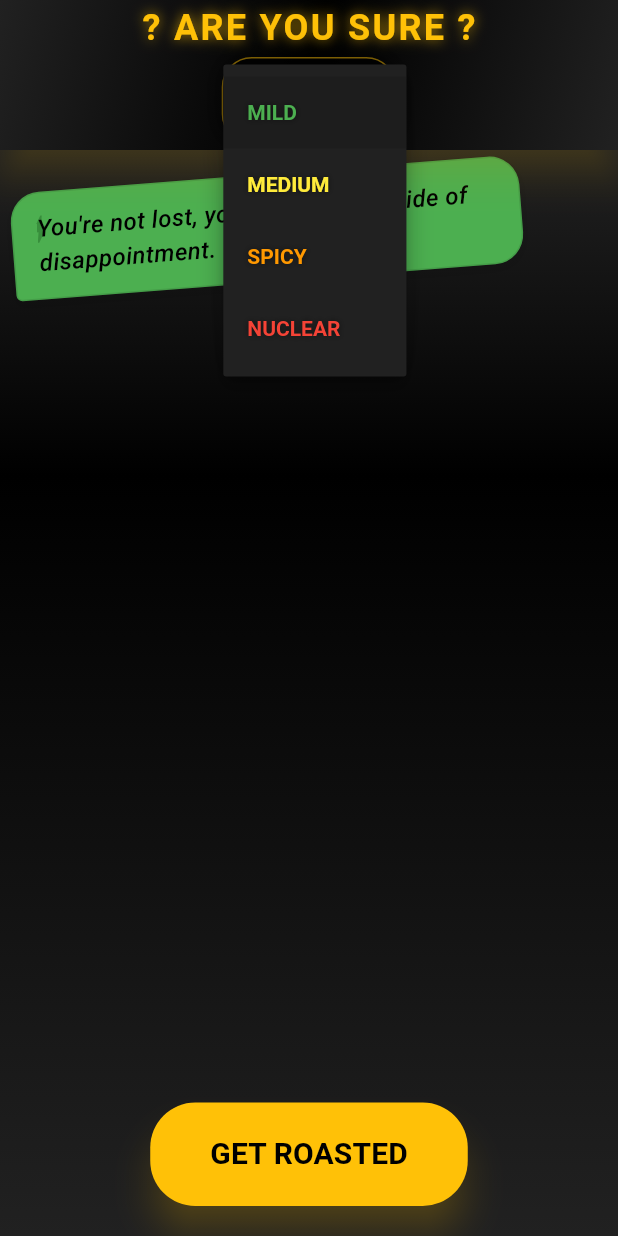
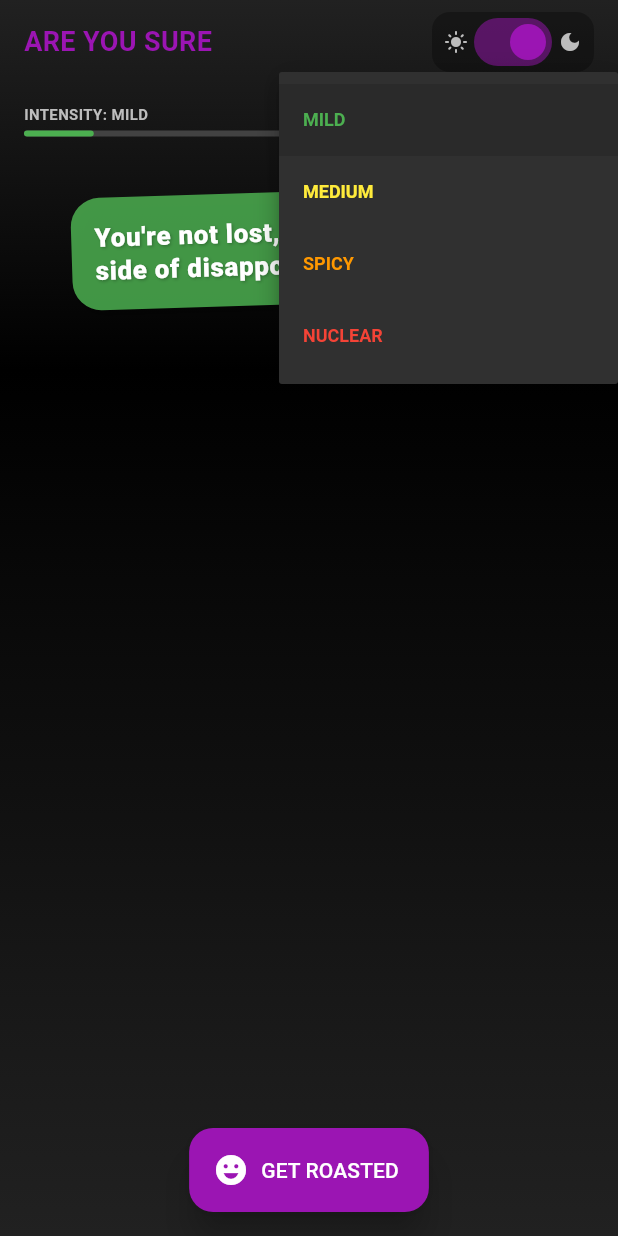
Before and after one commit to MojtabaDwiek/AreYouSure, a Flutter app: the screen it shows after launch, after a tap on "GET ROASTED", after a tap on "MILD", on a phone screen of 412 x 824 dp. Run offline on Flutter 3.47's test engine with Material 3 defaults, Android fonts, the phone set to English and light mode, and no system bars; Roboto replaces fonts that are missing (ComicSans).

Commit message:
text fixes

```diff
--- a/lib/screens/chat_screen.dart
+++ b/lib/screens/chat_screen.dart
@@ -1,8 +1,8 @@
 import 'dart:math';
+
 import 'package:flutter/material.dart';
 import 'package:areyousure/data/insults.dart';
 import 'package:areyousure/models/message.dart';
-import 'package:areyousure/widgets/insult_bubble.dart';
 
 class ChatScreen extends StatefulWidget {
   const ChatScreen({super.key});
@@ -16,36 +16,23 @@ class _ChatScreenState extends State<ChatScreen> with SingleTickerProviderStateM
   String _currentLevel = 'mild';
   final List<String> _roastLevels = ['mild', 'medium', 'spicy', 'nuclear'];
   late HybridInsultGenerator _insultGenerator;
-  late AnimationController _animationController;
-  late Animation<double> _scaleAnimation;
+  final ScrollController _scrollController = ScrollController();
+  bool _isDarkMode = true;
+  bool _isTyping = false;
 
   @override
   void initState() {
     super.initState();
     _insultGenerator = HybridInsultGenerator();
-
-    _animationController = AnimationController(
-      vsync: this,
-      duration: const Duration(milliseconds: 500),
-    );
-
-    _scaleAnimation = Tween<double>(begin: 0.95, end: 1.0).animate(
-      CurvedAnimation(
-        parent: _animationController,
-        curve: Curves.easeOutBack,
-      ),
-    );
-
-    _animationController.repeat(reverse: true);
   }
 
-  @override
-  void dispose() {
-    _animationController.dispose();
-    super.dispose();
-  }
+  void _addInsult() async {
+    setState(() {
+      _isTyping = true;
+    });
 
-  void _addInsult() {
+    await Future.delayed(const Duration(seconds: 2));
+
     final insult = _insultGenerator.generateInsult(level: _currentLevel);
 
     setState(() {
@@ -54,7 +41,15 @@ class _ChatScreenState extends State<ChatScreen> with SingleTickerProviderStateM
         isUser: false,
         level: _currentLevel,
       ));
+      _isTyping = false;
     });
+
+    await Future.delayed(const Duration(milliseconds: 100));
+    _scrollController.animateTo(
+      _scrollController.position.maxScrollExtent,
+      duration: const Duration(milliseconds: 400),
+      curve: Curves.easeOut,
+    );
   }
 
   void _changeRoastLevel(String? newLevel) {
@@ -69,98 +64,124 @@ class _ChatScreenState extends State<ChatScreen> with SingleTickerProviderStateM
         ));
       });
 
-      _animationController.reset();
-      _animationController.forward();
+      Future.delayed(const Duration(milliseconds: 100), () {
+        _scrollController.animateTo(
+          _scrollController.position.maxScrollExtent,
+          duration: const Duration(milliseconds: 400),
+          curve: Curves.easeOut,
+        );
+      });
     }
   }
 
   Color _getLevelColor(String level) {
     switch (level) {
-      case 'mild': return Colors.green;
-      case 'medium': return Colors.yellow;
-      case 'spicy': return Colors.orange;
-      case 'nuclear': return Colors.red;
-      default: return Colors.amber;
+      case 'mild':
+        return Colors.green;
+      case 'medium':
+        return Colors.yellow;
+      case 'spicy':
+        return Colors.orange;
+      case 'nuclear':
+        return Colors.red;
+      default:
+        return Colors.amber;
     }
   }
 
-  @override
-  Widget build(BuildContext context) {
-    return Scaffold(
-      backgroundColor: Colors.grey[900],
-      appBar: AppBar(
-        centerTitle: true,
-        title: AnimatedBuilder(
-          animation: _scaleAnimation,
-          builder: (context, child) {
-            return Transform.scale(
-              scale: _scaleAnimation.value,
+  Widget _buildHeader() {
+    return Padding(
+      padding: const EdgeInsets.symmetric(horizontal: 16.0, vertical: 8.0),
       child: Column(
+        children: [
+          Row(
+            mainAxisAlignment: MainAxisAlignment.spaceBetween,
+            children: [
+              Text(
+                'ARE YOU SURE',
+                style: TextStyle(
+                  fontSize: 18,
+                  fontWeight: FontWeight.bold,
+                  color: const Color.fromARGB(255, 155, 21, 179),
+                ),
+              ),
+              Container(
+                decoration: BoxDecoration(
+                  color: Colors.black.withOpacity(0.3),
+                  borderRadius: BorderRadius.circular(12),
+                ),
+                padding: const EdgeInsets.symmetric(horizontal: 8),
+                child: Row(
                   mainAxisSize: MainAxisSize.min,
                   children: [
+                    Icon(Icons.light_mode, color: Colors.grey[400], size: 16),
+                    Switch(
+                      value: _isDarkMode,
+                      onChanged: (val) => setState(() => _isDarkMode = val),
+                      activeColor: const Color.fromARGB(255, 155, 21, 179),
+                      materialTapTargetSize: MaterialTapTargetSize.shrinkWrap,
+                    ),
+                    Icon(Icons.dark_mode, color: Colors.grey[400], size: 16),
+                  ],
+                ),
+              ),
+            ],
+          ),
+          const SizedBox(height: 8),
+          Row(
+            children: [
+              Expanded(
+                child: Column(
+                  crossAxisAlignment: CrossAxisAlignment.start,
+                  children: [
                     Text(
-                    '? ARE YOU SURE ?',
+                      'INTENSITY: ${_currentLevel.toUpperCase()}',
                       style: TextStyle(
-                      fontSize: 24,
+                        color: Colors.grey[400],
+                        fontSize: 10,
                         fontWeight: FontWeight.bold,
-                      letterSpacing: 1.5,
-                      color: Colors.amber,
-                      shadows: [
-                        Shadow(
-                          blurRadius: 10,
-                          color: Colors.amber.withOpacity(0.7),
+                      ),
+                    ),
+                    const SizedBox(height: 4),
+                    LinearProgressIndicator(
+                      value: (_roastLevels.indexOf(_currentLevel) + 1) / _roastLevels.length,
+                      backgroundColor: Colors.grey[800],
+                      color: _getLevelColor(_currentLevel),
+                      minHeight: 4,
+                      borderRadius: BorderRadius.circular(2),
                     ),
                   ],
                 ),
               ),
-                  const SizedBox(height: 4),
-                  Container(
-                    padding: const EdgeInsets.symmetric(horizontal: 16, vertical: 4),
-                    decoration: BoxDecoration(
-                      color: Colors.black.withOpacity(0.7),
-                      borderRadius: BorderRadius.circular(20),
-                      border: Border.all(
-                        color: Colors.amber.withOpacity(0.5),
-                        width: 1,
+              const SizedBox(width: 8),
+              Expanded(
+                child: DropdownButtonFormField<String>(
+                  value: _currentLevel,
+                  dropdownColor: Colors.grey[850],
+                  decoration: InputDecoration(
+                    filled: true,
+                    fillColor: Colors.black.withOpacity(0.3),
+                    border: OutlineInputBorder(
+                      borderRadius: BorderRadius.circular(8),
+                      borderSide: BorderSide.none,
                     ),
-                      boxShadow: [
-                        BoxShadow(
-                          color: Colors.black.withOpacity(0.5),
-                          blurRadius: 10,
-                          spreadRadius: 2,
+                    contentPadding: const EdgeInsets.symmetric(horizontal: 12, vertical: 8),
                   ),
-                      ],
-                    ),
-                    child: DropdownButton<String>(
-                      value: _currentLevel,
-                      dropdownColor: Colors.grey[900],
-                      icon: Icon(Icons.arrow_drop_down, color: Colors.amber, size: 20),
-                      underline: Container(),
+                  icon: const Icon(Icons.arrow_drop_down, color: Colors.white, size: 16),
                   style: TextStyle(
                     color: _getLevelColor(_currentLevel),
-                        fontSize: 14,
+                    fontSize: 12,
                     fontWeight: FontWeight.bold,
-                        shadows: [
-                          Shadow(
-                            blurRadius: 5,
-                            color: Colors.black.withOpacity(0.5),
                   ),
-                        ],
-                      ),
-                      items: _roastLevels.map((String level) {
+                  items: _roastLevels.map((level) {
                     return DropdownMenuItem<String>(
                       value: level,
                       child: Text(
                         level.toUpperCase(),
                         style: TextStyle(
                           color: _getLevelColor(level),
+                          fontSize: 12,
                           fontWeight: FontWeight.bold,
-                              shadows: [
-                                Shadow(
-                                  blurRadius: 5,
-                                  color: Colors.black.withOpacity(0.5),
-                                ),
-                              ],
                         ),
                       ),
                     );
@@ -170,94 +191,61 @@ class _ChatScreenState extends State<ChatScreen> with SingleTickerProviderStateM
               ),
             ],
           ),
-            );
-          },
-        ),
-        backgroundColor: Colors.black,
-        elevation: 10,
-        shadowColor: Colors.amber.withOpacity(0.3),
-        toolbarHeight: 100,
-        flexibleSpace: Container(
-          decoration: BoxDecoration(
-            gradient: LinearGradient(
-              begin: Alignment.topLeft,
-              end: Alignment.bottomRight,
-              colors: [
-                Colors.grey[900]!,
-                Colors.black,
-                Colors.grey[900]!,
         ],
       ),
+    );
+  }
+
+  @override
+  Widget build(BuildContext context) {
+    return Scaffold(
+      backgroundColor: _isDarkMode ? Colors.grey[900] : Colors.white,
+      floatingActionButton: FloatingActionButton.extended(
+        onPressed: _addInsult,
+        label: const Text('GET ROASTED'),
+        icon: const Icon(Icons.emoji_emotions),
+        backgroundColor: const Color.fromARGB(255, 155, 21, 179),
+        foregroundColor: Colors.white,
+        elevation: 10,
       ),
-        ),
-      ),
-      body: Container(
+      floatingActionButtonLocation: FloatingActionButtonLocation.centerFloat,
+      body: SafeArea(
+        child: Container(
           decoration: BoxDecoration(
             gradient: LinearGradient(
               begin: Alignment.topCenter,
               end: Alignment.bottomCenter,
-            colors: [
-              Colors.grey[900]!,
-              Colors.black,
-              Colors.grey[900]!,
-            ],
+              colors: _isDarkMode
+                  ? [Colors.grey[900]!, Colors.black, Colors.grey[900]!]
+                  : [Colors.grey[200]!, Colors.white, Colors.grey[200]!],
               stops: const [0.0, 0.3, 1.0],
             ),
           ),
           child: Column(
             children: [
+              _buildHeader(),
               Expanded(
-              child: SingleChildScrollView(
-                child: Center(
-                  child: Column(
-                    mainAxisAlignment: MainAxisAlignment.center,
-                    children: [
-                      if (_messages.isEmpty)
-                        Padding(
-                          padding: const EdgeInsets.all(20.0),
-                          child: Text(
-                            'Press the button to get roasted!',
-                            style: TextStyle(
-                              color: Colors.grey[500],
-                              fontSize: 18,
-                            ),
-                          ),
-                        ),
-                      ..._messages.map((message) => BounceMessage(
+                child: ListView.builder(
+                  controller: _scrollController,
+                  padding: const EdgeInsets.only(bottom: 100, top: 4),
+                  itemCount: _messages.length + (_isTyping ? 1 : 0),
+                  itemBuilder: (context, index) {
+                    if (_isTyping && index == _messages.length) {
+                      return const Padding(
+                        padding: EdgeInsets.symmetric(vertical: 12.0),
+                        child: TypingIndicator(),
+                      );
+                    }
+                    final message = _messages[index];
+                    return BounceMessage(
                       message: message,
                       level: message.level ?? '',
-                          )),
-                      const SizedBox(height: 80), // Space for button
-                    ],
-                  ),
-                ),
-              ),
-            ),
-            Padding(
-              padding: const EdgeInsets.all(20.0),
-              child: ElevatedButton(
-                onPressed: _addInsult,
-                style: ElevatedButton.styleFrom(
-                  backgroundColor: Colors.amber,
-                  padding: const EdgeInsets.symmetric(
-                      horizontal: 40, vertical: 20),
-                  shape: RoundedRectangleBorder(
-                    borderRadius: BorderRadius.circular(30),
-                  ),
-                  elevation: 10,
-                  shadowColor: Colors.amber.withOpacity(0.5),
-                ),
-                child: const Text(
-                  'GET ROASTED',
-                  style: TextStyle(
-                    color: Colors.black,
-                    fontSize: 20,
-                    fontWeight: FontWeight.bold,
-                  ),
-                ),
+                    );
+                  },
                 ),
               ),
             ],
+          ),
         ),
       ),
     );
@@ -282,12 +270,35 @@ class _BounceMessageState extends State<BounceMessage>
     with SingleTickerProviderStateMixin {
   late AnimationController _controller;
   late Animation<double> _bounceAnimation;
+    double ? _tiltAngle;
+
+  Color _getBackgroundColor(String level) {
+    switch (level) {
+      case 'mild':
+        return Colors.green.withOpacity(0.85);
+      case 'medium':
+        return Colors.yellow[700]!.withOpacity(0.85);
+      case 'spicy':
+        return Colors.deepOrange.withOpacity(0.9);
+      case 'nuclear':
+        return Colors.red[800]!.withOpacity(0.9);
+      default:
+        return Colors.purple[300]!;
+    }
+  }
+
+  double _generateRandomTilt() {
+    final random = Random();
+    return (random.nextDouble() * 0.08) - 0.04; // -0.04 to 0.04 radians
+  }
 
   @override
   void initState() {
     super.initState();
+    _tiltAngle = _generateRandomTilt();
+
     _controller = AnimationController(
-      duration: const Duration(milliseconds: 800),
+      duration: const Duration(milliseconds: 700),
       vsync: this,
     );
 
@@ -313,18 +324,52 @@ class _BounceMessageState extends State<BounceMessage>
 
   @override
   Widget build(BuildContext context) {
+    final bgColor = _getBackgroundColor(widget.level);
+
     return AnimatedBuilder(
       animation: _bounceAnimation,
       builder: (context, child) {
-        return Padding(
-          padding: const EdgeInsets.symmetric(vertical: 8.0),
+        return Center(
+          child: Transform.rotate(
+            angle: _tiltAngle ?? 0.0,
             child: Transform.scale(
               scale: _bounceAnimation.value,
-            child: InsultBubble(
-              widget.message,
-              isLast: true,
-              random: Random(),
-              insultLevel: widget.level,
+              child: Container(
+                constraints: BoxConstraints(
+                  maxWidth: MediaQuery.of(context).size.width * 0.8,
+                ),
+                padding: const EdgeInsets.all(16),
+                margin: const EdgeInsets.symmetric(vertical: 10, horizontal: 10),
+                decoration: BoxDecoration(
+                  color: bgColor,
+                  borderRadius: BorderRadius.circular(20),
+                  boxShadow: [
+                    BoxShadow(
+                      color: Colors.black.withOpacity(0.2),
+                      blurRadius: 6,
+                      offset: const Offset(2, 4),
+                    ),
+                  ],
+                ),
+                child: Text(
+                  widget.message.text,
+                  style: const TextStyle(
+                    fontSize: 18,
+                    fontWeight: FontWeight.w900,
+                    color: Colors.white,
+                    fontFamily: 'ComicSans', // or try a custom one like 'LuckiestGuy' or 'Chewy'
+                    letterSpacing: 0.5,
+                    height: 1.3,
+                    shadows: [
+                      Shadow(
+                        blurRadius: 2,
+                        color: Colors.black26,
+                        offset: Offset(1, 1),
+                      )
+                    ],
+                  ),
+                ),
+              ),
             ),
           ),
         );
@@ -332,3 +377,38 @@ class _BounceMessageState extends State<BounceMessage>
     );
   }
 }
+
+class TypingIndicator extends StatelessWidget {
+  const TypingIndicator({super.key});
+
+  @override
+  Widget build(BuildContext context) {
+    return Row(
+      mainAxisAlignment: MainAxisAlignment.center,
+      children: [
+        _dot(),
+        const SizedBox(width: 4),
+        _dot(delay: 200),
+        const SizedBox(width: 4),
+        _dot(delay: 400),
+      ],
+    );
+  }
+
+  Widget _dot({int delay = 0}) {
+    return TweenAnimationBuilder<double>(
+      tween: Tween(begin: 0.0, end: 1.0),
+      duration: const Duration(milliseconds: 300),
+      curve: Curves.easeInOut,
+      builder: (context, value, child) => Opacity(
+        opacity: value,
+        child: child,
+      ),
+      onEnd: () {},
+      child: const CircleAvatar(
+        radius: 4,
+        backgroundColor: Color.fromARGB(255, 67, 2, 78),
+      ),
+    );
+  }
+}
--- a/lib/widgets/insult_bubble.dart
+++ b/lib/widgets/insult_bubble.dart
@@ -7,7 +7,7 @@ class InsultBubble extends StatelessWidget {
   final bool isLast;
   final Random random;
   final bool isLoading;
-  final String insultLevel; // Now required
+  final String insultLevel;
 
   const InsultBubble(
     this.message, {
@@ -15,7 +15,7 @@ class InsultBubble extends StatelessWidget {
     required this.isLast,
     required this.random,
     this.isLoading = false,
-    required this.insultLevel, // Made required
+    required this.insultLevel,
   });
 
   @override
@@ -60,35 +60,19 @@ class InsultBubble extends StatelessWidget {
               width: 1,
             ),
           ),
-          child: Stack(
-            children: [
-              if (!isUser && !isLoading)
-                Positioned(
-                  left: -10,
-                  top: 0,
-                  child: Icon(
-                    Icons.bolt,
-                    color: _getBoltColor(insultLevel),
-                    size: 24,
-                  ),
-                ),
-              if (isLoading)
-                const Padding(
-                  padding: EdgeInsets.symmetric(vertical: 8),
           child: Center(
-                    child: SizedBox(
+            child: isLoading
+                ? const SizedBox(
                     width: 20,
                     height: 20,
                     child: CircularProgressIndicator(
                       strokeWidth: 2,
                       valueColor: AlwaysStoppedAnimation<Color>(Colors.white),
                     ),
-                    ),
-                  ),
                   )
-              else
-                Text(
+                : Text(
                     message.text,
+                    textAlign: TextAlign.center,
                     style: TextStyle(
                       fontSize: 16,
                       color: textColor,
@@ -96,7 +80,6 @@ class InsultBubble extends StatelessWidget {
                       fontStyle: isUser ? FontStyle.normal : FontStyle.italic,
                     ),
                   ),
-            ],
           ),
         ),
       ),
@@ -118,21 +101,6 @@ class InsultBubble extends StatelessWidget {
     }
   }
 
-  Color _getBoltColor(String level) {
-    switch (level) {
-      case 'mild':
-        return Colors.green.shade700;
-      case 'medium':
-        return Colors.orange;
-      case 'spicy':
-        return Colors.red;
-      case 'nuclear':
-        return Colors.red.shade900;
-      default:
-        return Colors.green.shade700;
-    }
-  }
-
   double _getRandomTilt(Random random) {
     return (random.nextDouble() * 0.2) - 0.1;
   }
```
Also changed, not shown: 4 other files. Lines whose indentation alone changed are shown as unchanged.
